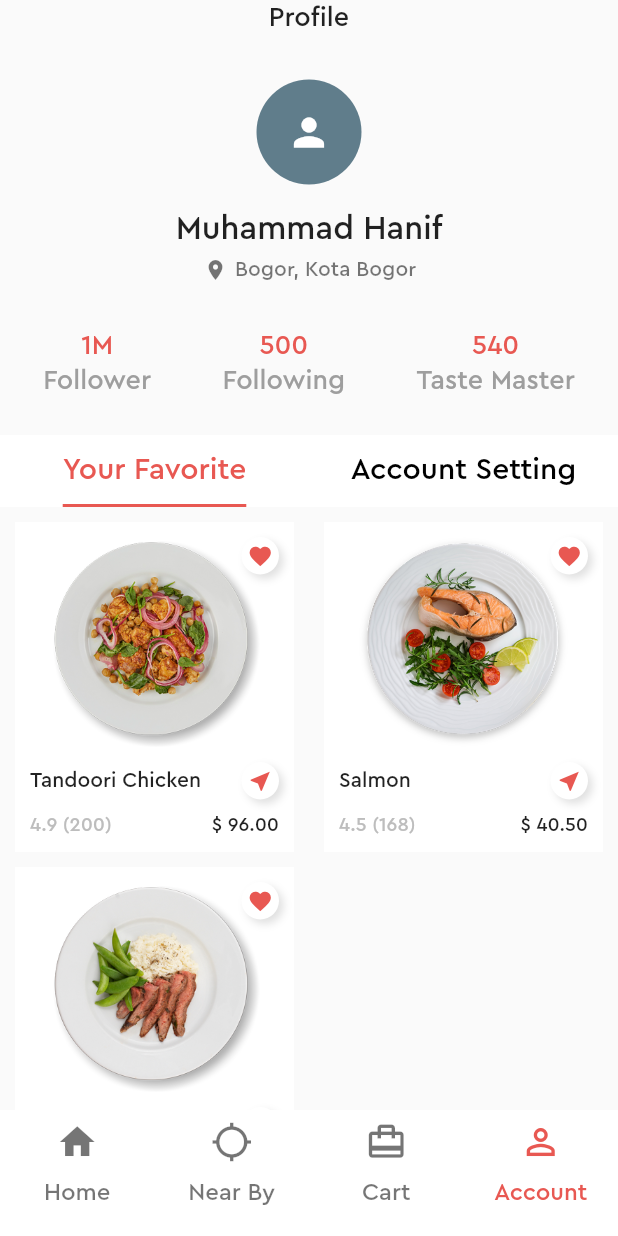
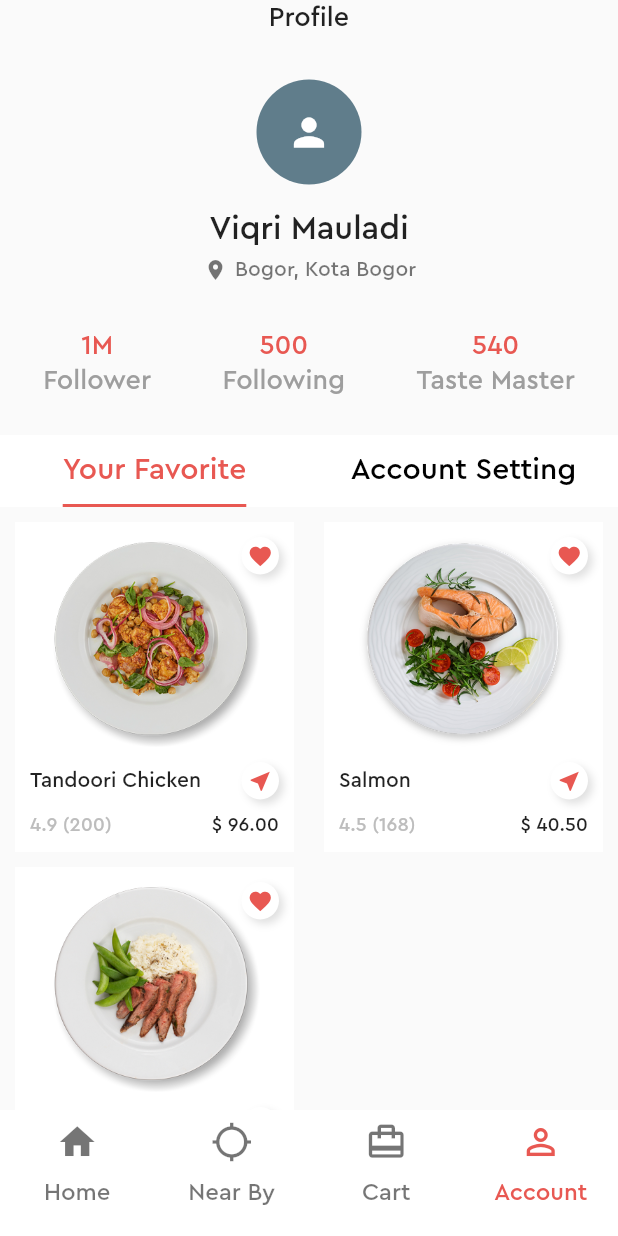
Before and after one commit to fikrimauladi123/Tugas1, a Flutter app: the screen it shows after launch, item 4 of the bottom bar chosen, on a phone screen of 412 x 824 dp. Run offline on Flutter 3.47's test engine with Material 2 defaults, Android fonts, the phone set to English and light mode, and no system bars.

Commit message:
first commit

```diff
--- a/lib/app/tabs/account/account.dart
+++ b/lib/app/tabs/account/account.dart
@@ -74,7 +74,7 @@ class _AccountState extends State<Account> with TickerProviderStateMixin {
             ),
           ),
           Text(
-            'Muhammad Hanif',
+            'Viqri Mauladi',
             textAlign: TextAlign.center,
             style: TextStyle(
               fontSize: 22.0,
```
Also changed, not shown: pubspec.lock.
